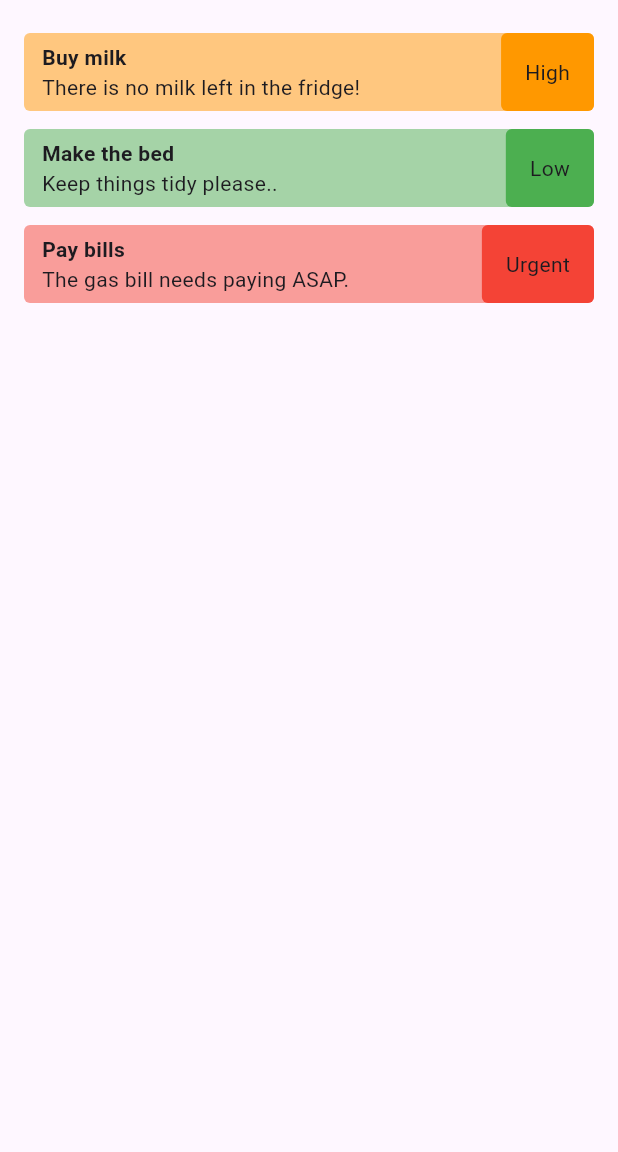
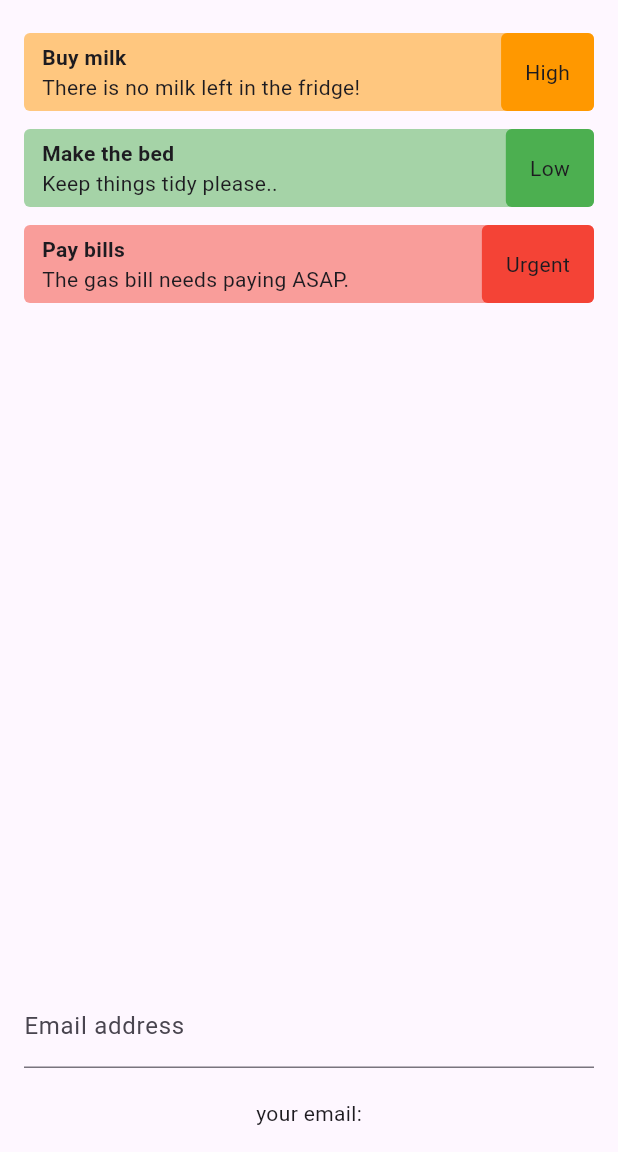
Before and after one commit to prime-infinity/flutter-todo, a Flutter app: the screen it shows after launch, on a phone screen of 412 x 824 dp, the part 84-1236 px from its top. Run offline on Flutter 3.47's test engine with Material 3 defaults, Android fonts, the phone set to English and light mode, and no system bars.

Commit message:
used onchange

```diff
--- a/lib/home.dart
+++ b/lib/home.dart
@@ -10,24 +10,21 @@ class Home extends StatefulWidget {
 }
 
 class _HomeState extends State<Home> {
-
+  String _email = "";
 
   final List<Todo> todos = [
     const Todo(
         title: 'Buy milk',
         description: 'There is no milk left in the fridge!',
-      priority: Priority.high
-    ),
+        priority: Priority.high),
     const Todo(
         title: 'Make the bed',
         description: 'Keep things tidy please..',
-      priority: Priority.low
-    ),
+        priority: Priority.low),
     const Todo(
         title: 'Pay bills',
         description: 'The gas bill needs paying ASAP.',
-      priority: Priority.urgent
-    ),
+        priority: Priority.urgent),
   ];
 
   @override
@@ -45,7 +42,20 @@ class _HomeState extends State<Home> {
             Expanded(child: TodoList(todos: todos)),
 
             // form stuff below here
+            TextField(
+              keyboardType: TextInputType.emailAddress,
+              decoration: const InputDecoration(label: Text("Email address")),
+              onChanged: (value) {
+                setState(() {
+                  _email = value;
+                });
+              },
+            ),
 
+            const SizedBox(
+              height: 20,
+            ),
+            Text("your email:$_email")
           ],
         ),
       ),
```
Lines whose indentation alone changed are shown as unchanged.
